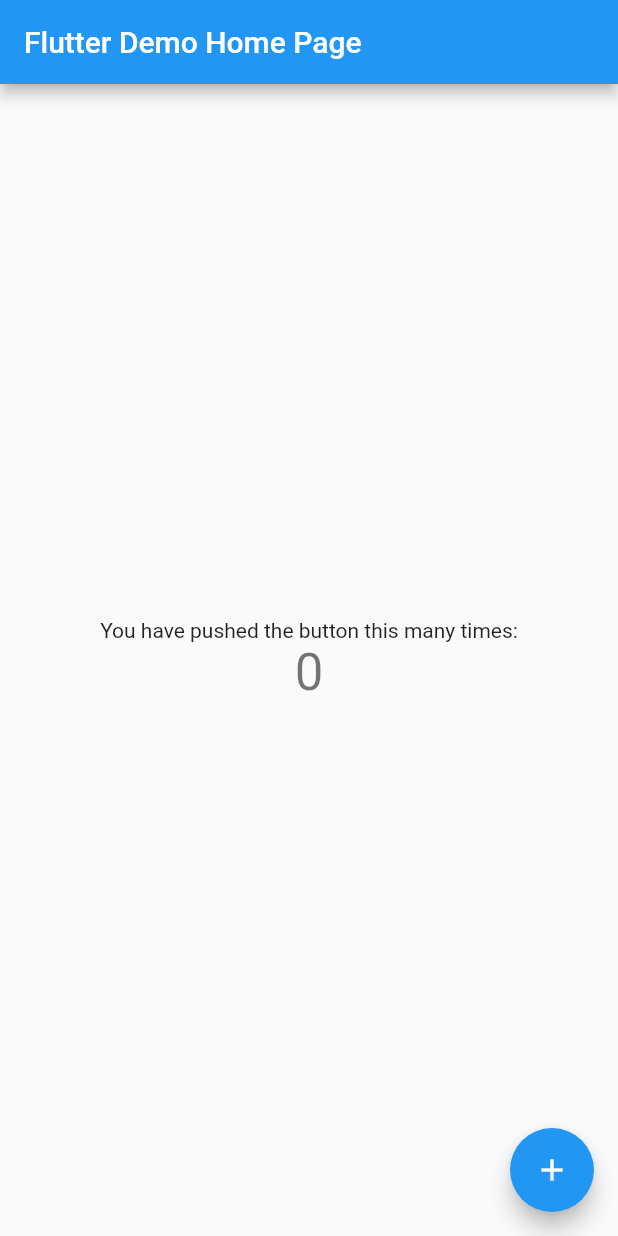
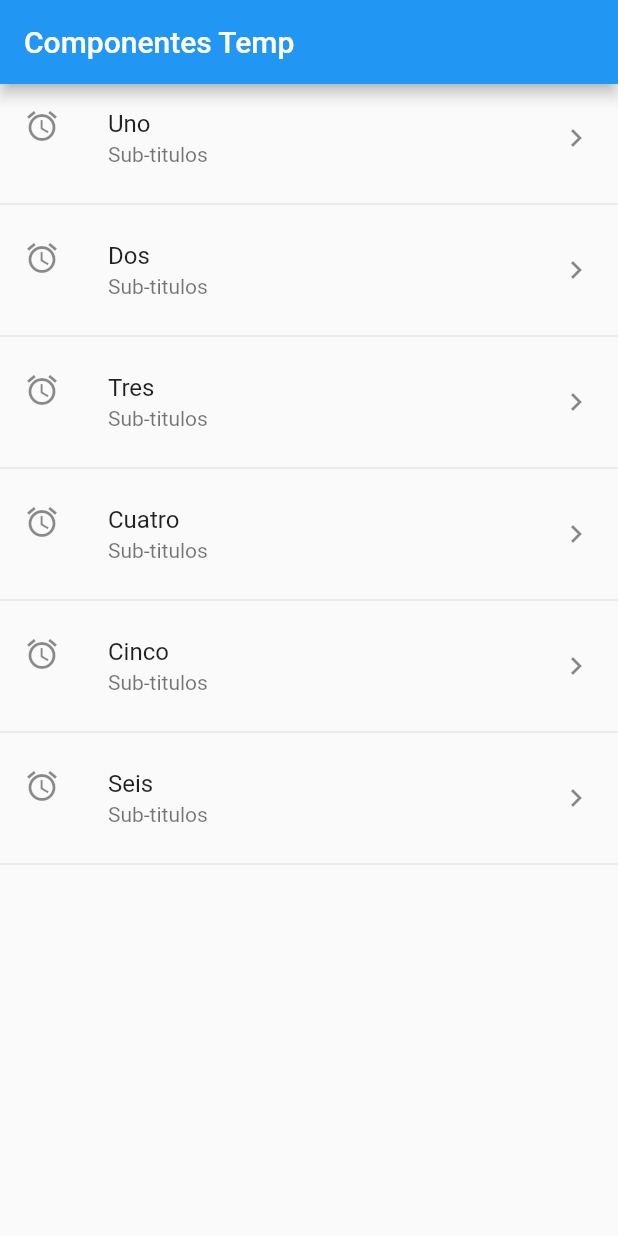
Before and after one commit to matisaffirio96/Flutter_Apps_UDM, a Flutter app: the screen it shows after launch, on a phone screen of 412 x 824 dp. Run offline on Flutter 3.47's test engine with Material 2 defaults, Android fonts, the phone set to English and light mode, and no system bars.

Commit message:
final video 64

```diff
--- a/Nueva_app_seccion_6/componentes/lib/main.dart
+++ b/Nueva_app_seccion_6/componentes/lib/main.dart
@@ -1,113 +1,14 @@
+import 'package:componentes/src/pages/home_temp.dart';
 import 'package:flutter/material.dart';
 
-void main() {
-  runApp(MyApp());
-}
+void main() => runApp(MyApp());
 
 class MyApp extends StatelessWidget {
-  // This widget is the root of your application.
   @override
   Widget build(BuildContext context) {
     return MaterialApp(
-      title: 'Flutter Demo',
-      theme: ThemeData(
-        // This is the theme of your application.
-        //
-        // Try running your application with "flutter run". You'll see the
-        // application has a blue toolbar. Then, without quitting the app, try
-        // changing the primarySwatch below to Colors.green and then invoke
-        // "hot reload" (press "r" in the console where you ran "flutter run",
-        // or simply save your changes to "hot reload" in a Flutter IDE).
-        // Notice that the counter didn't reset back to zero; the application
-        // is not restarted.
-        primarySwatch: Colors.blue,
-      ),
-      home: MyHomePage(title: 'Flutter Demo Home Page'),
-    );
+        title: 'Componentes App',
+        debugShowCheckedModeBanner: false,
+        home: HomePageTemp());
   }
 }
-
-class MyHomePage extends StatefulWidget {
-  MyHomePage({Key key, this.title}) : super(key: key);
-
-  // This widget is the home page of your application. It is stateful, meaning
-  // that it has a State object (defined below) that contains fields that affect
-  // how it looks.
-
-  // This class is the configuration for the state. It holds the values (in this
-  // case the title) provided by the parent (in this case the App widget) and
-  // used by the build method of the State. Fields in a Widget subclass are
-  // always marked "final".
-
-  final String title;
-
-  @override
-  _MyHomePageState createState() => _MyHomePageState();
-}
-
-class _MyHomePageState extends State<MyHomePage> {
-  int _counter = 0;
-
-  void _incrementCounter() {
-    setState(() {
-      // This call to setState tells the Flutter framework that something has
-      // changed in this State, which causes it to rerun the build method below
-      // so that the display can reflect the updated values. If we changed
-      // _counter without calling setState(), then the build method would not be
-      // called again, and so nothing would appear to happen.
-      _counter++;
-    });
-  }
-
-  @override
-  Widget build(BuildContext context) {
-    // This method is rerun every time setState is called, for instance as done
-    // by the _incrementCounter method above.
-    //
-    // The Flutter framework has been optimized to make rerunning build methods
-    // fast, so that you can just rebuild anything that needs updating rather
-    // than having to individually change instances of widgets.
-    return Scaffold(
-      appBar: AppBar(
-        // Here we take the value from the MyHomePage object that was created by
-        // the App.build method, and use it to set our appbar title.
-        title: Text(widget.title),
-      ),
-      body: Center(
-        // Center is a layout widget. It takes a single child and positions it
-        // in the middle of the parent.
-        child: Column(
-          // Column is also a layout widget. It takes a list of children and
-          // arranges them vertically. By default, it sizes itself to fit its
-          // children horizontally, and tries to be as tall as its parent.
-          //
-          // Invoke "debug painting" (press "p" in the console, choose the
-          // "Toggle Debug Paint" action from the Flutter Inspector in Android
-          // Studio, or the "Toggle Debug Paint" command in Visual Studio Code)
-          // to see the wireframe for each widget.
-          //
-          // Column has various properties to control how it sizes itself and
-          // how it positions its children. Here we use mainAxisAlignment to
-          // center the children vertically; the main axis here is the vertical
-          // axis because Columns are vertical (the cross axis would be
-          // horizontal).
-          mainAxisAlignment: MainAxisAlignment.center,
-          children: <Widget>[
-            Text(
-              'You have pushed the button this many times:',
-            ),
-            Text(
-              '$_counter',
-              style: Theme.of(context).textTheme.headline4,
-            ),
-          ],
-        ),
-      ),
-      floatingActionButton: FloatingActionButton(
-        onPressed: _incrementCounter,
-        tooltip: 'Increment',
-        child: Icon(Icons.add),
-      ), // This trailing comma makes auto-formatting nicer for build methods.
-    );
-  }
-}
--- /dev/null
+++ b/Nueva_app_seccion_6/componentes/lib/src/pages/home_temp.dart
@@ -0,0 +1,48 @@
+import 'package:flutter/material.dart';
+
+class HomePageTemp extends StatelessWidget {
+  final opciones = ['Uno', 'Dos', 'Tres', 'Cuatro', 'Cinco', 'Seis'];
+
+  @override
+  Widget build(BuildContext context) {
+    return Scaffold(
+      appBar: AppBar(
+        title: Text('Componentes Temp'),
+      ),
+      body: ListView(children: _crearItemsCorta()),
+    );
+  }
+
+  List<Widget> _crearItems() {
+    List<Widget> lista = new List<Widget>();
+
+    for (String opt in opciones) {
+      final tempWidget = ListTile(
+        title: Text(opt),
+      );
+
+      lista..add(tempWidget)..add(Divider());
+      // lista.add(Divider(height: 5.0, color: ));
+
+    }
+
+    return lista;
+  }
+
+  List<Widget> _crearItemsCorta() {
+    return opciones.map((item) {
+      return Column(
+        children: <Widget>[
+          ListTile(
+            title: Text(item),
+            subtitle: Text('Sub-titulos'),
+            leading: Icon(Icons.access_alarm), //Agregar icono al inicio
+            trailing: Icon(Icons.keyboard_arrow_right), //Agregar icono al final
+            onTap: () {}, //Ontap permite que sea clickeable
+          ),
+          Divider()
+        ],
+      );
+    }).toList();
+  }
+}
```
Also changed, not shown: 1 other file.
